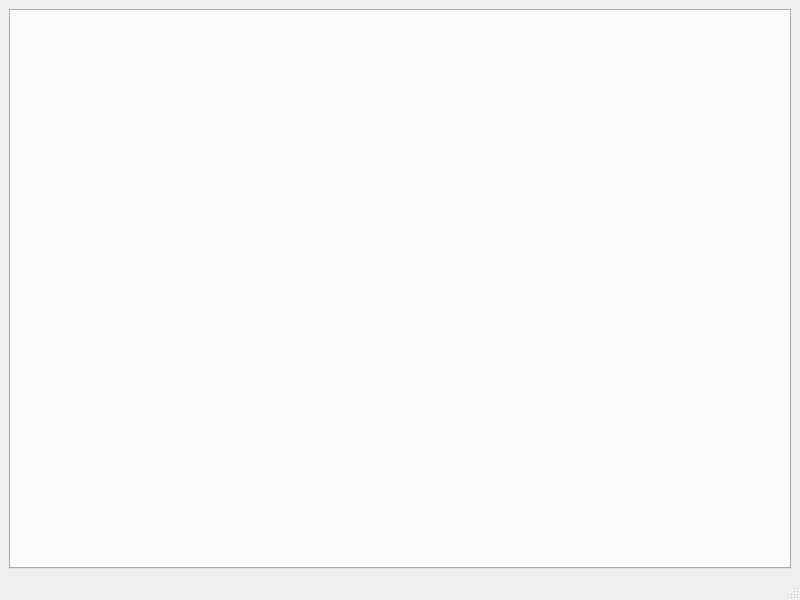
Qt form cataglyphis_gui/qt_project_src/cataglyphis_gui/core_app_form.ui (wvu-irl/cataglyphis3-software) before a commit.
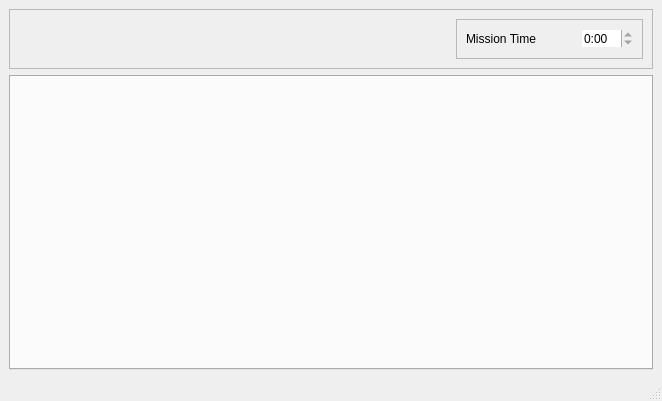
The same form after that commit.

Commit message: Started framework for map display

Diff of the .ui file:
```diff
--- a/cataglyphis_gui/qt_project_src/cataglyphis_gui/core_app_form.ui
+++ b/cataglyphis_gui/qt_project_src/cataglyphis_gui/core_app_form.ui
@@ -6,8 +6,8 @@
    <rect>
     <x>0</x>
     <y>0</y>
-    <width>800</width>
-    <height>600</height>
+    <width>662</width>
+    <height>401</height>
    </rect>
   </property>
   <property name="windowTitle">
@@ -16,7 +16,111 @@
   <widget class="QWidget" name="centralwidget">
    <layout class="QVBoxLayout" name="verticalLayout">
     <item>
-     <widget class="QTabWidget" name="guiTabber"/>
+     <widget class="QFrame" name="frame_2">
+      <property name="frameShape">
+       <enum>QFrame::StyledPanel</enum>
+      </property>
+      <property name="frameShadow">
+       <enum>QFrame::Raised</enum>
+      </property>
+      <layout class="QHBoxLayout" name="horizontalLayout_2">
+       <item>
+        <spacer name="horizontalSpacer_2">
+         <property name="orientation">
+          <enum>Qt::Horizontal</enum>
+         </property>
+         <property name="sizeHint" stdset="0">
+          <size>
+           <width>40</width>
+           <height>20</height>
+          </size>
+         </property>
+        </spacer>
+       </item>
+       <item>
+        <widget class="QFrame" name="frame">
+         <property name="sizePolicy">
+          <sizepolicy hsizetype="Fixed" vsizetype="Fixed">
+           <horstretch>0</horstretch>
+           <verstretch>0</verstretch>
+          </sizepolicy>
+         </property>
+         <property name="frameShape">
+          <enum>QFrame::StyledPanel</enum>
+         </property>
+         <property name="frameShadow">
+          <enum>QFrame::Raised</enum>
+         </property>
+         <layout class="QHBoxLayout" name="horizontalLayout">
+          <item>
+           <widget class="QLabel" name="label">
+            <property name="sizePolicy">
+             <sizepolicy hsizetype="Fixed" vsizetype="Preferred">
+              <horstretch>0</horstretch>
+              <verstretch>0</verstretch>
+             </sizepolicy>
+            </property>
+            <property name="text">
+             <string>Mission Time</string>
+            </property>
+           </widget>
+          </item>
+          <item>
+           <spacer name="horizontalSpacer">
+            <property name="orientation">
+             <enum>Qt::Horizontal</enum>
+            </property>
+            <property name="sizeHint" stdset="0">
+             <size>
+              <width>40</width>
+              <height>20</height>
+             </size>
+            </property>
+           </spacer>
+          </item>
+          <item>
+           <widget class="QTimeEdit" name="timeEdit">
+            <property name="sizePolicy">
+             <sizepolicy hsizetype="Fixed" vsizetype="Fixed">
+              <horstretch>0</horstretch>
+              <verstretch>0</verstretch>
+             </sizepolicy>
+            </property>
+            <property name="frame">
+             <bool>false</bool>
+            </property>
+            <property name="readOnly">
+             <bool>true</bool>
+            </property>
+            <property name="displayFormat">
+             <string>h:mm</string>
+            </property>
+           </widget>
+          </item>
+         </layout>
+        </widget>
+       </item>
+      </layout>
+      <zorder>frame</zorder>
+      <zorder>frame</zorder>
+      <zorder>horizontalSpacer_2</zorder>
+     </widget>
+    </item>
+    <item>
+     <widget class="QTabWidget" name="guiTabber">
+      <property name="sizePolicy">
+       <sizepolicy hsizetype="MinimumExpanding" vsizetype="MinimumExpanding">
+        <horstretch>0</horstretch>
+        <verstretch>0</verstretch>
+       </sizepolicy>
+      </property>
+      <property name="minimumSize">
+       <size>
+        <width>644</width>
+        <height>273</height>
+       </size>
+      </property>
+     </widget>
     </item>
    </layout>
   </widget>
```
Left out of the diff: 5 changed lines with no effect on the pictures. The commit also changes 19 other files.
